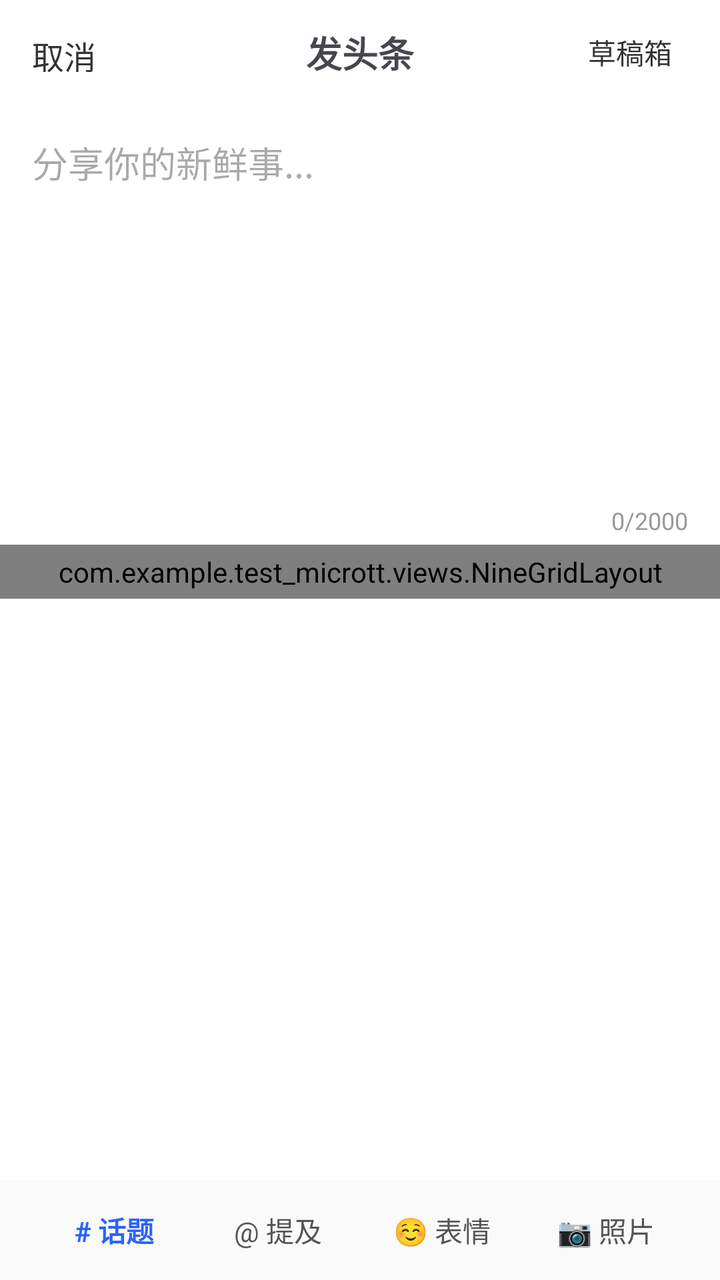
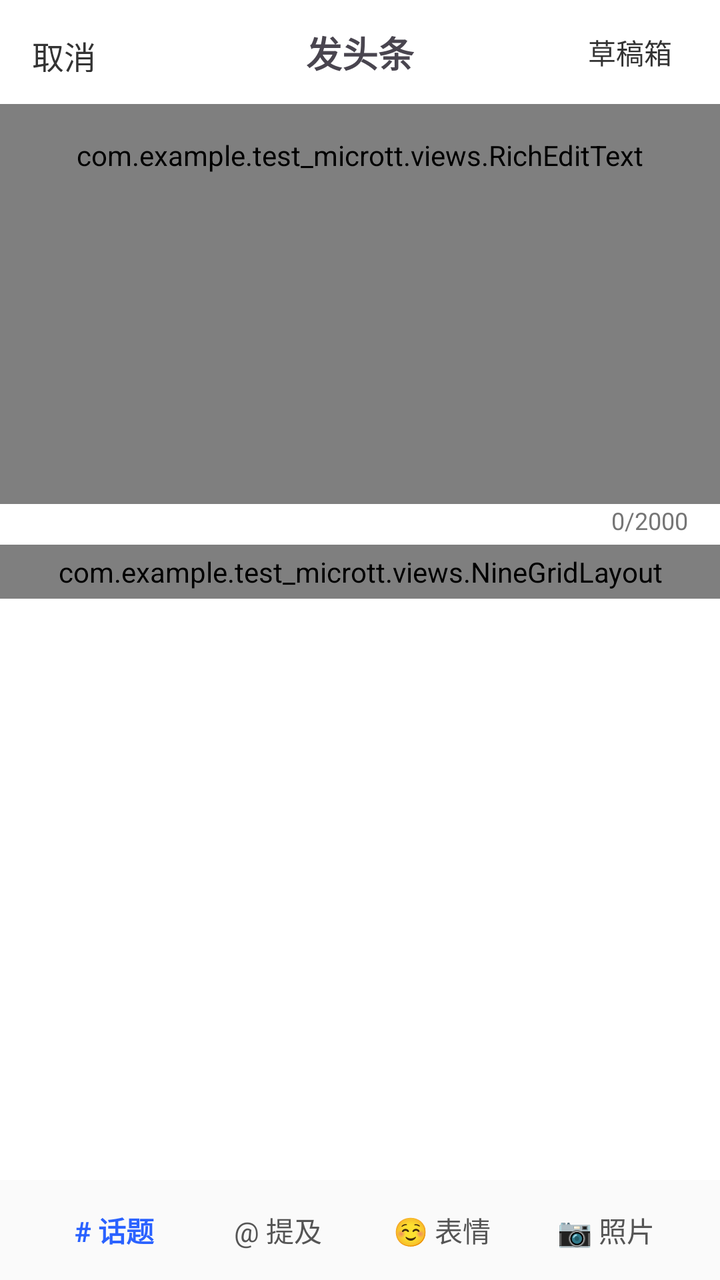

Compare the two renders of this Android layout. The source of the first and the diff that turns it into the second are given below.
<!-- AndroidManifest.xml: application theme Theme.Test_microTT -->
<!-- res/layout/activity_main.xml -->
<?xml version="1.0" encoding="utf-8"?>
<androidx.coordinatorlayout.widget.CoordinatorLayout
    xmlns:android="http://schemas.android.com/apk/res/android"
    xmlns:app="http://schemas.android.com/apk/res-auto"
    xmlns:tools="http://schemas.android.com/tools"
    android:id="@+id/main"
    android:layout_width="match_parent"
    android:layout_height="match_parent"
    android:background="#FFFFFF"
    tools:context=".view.MainActivity">

    <androidx.constraintlayout.widget.ConstraintLayout
        android:layout_width="match_parent"
        android:layout_height="match_parent">

        
        <androidx.constraintlayout.widget.ConstraintLayout
            android:id="@+id/mai"
            android:layout_width="match_parent"
            android:layout_height="@dimen/wtt_topbar_height"
            app:layout_constraintTop_toTopOf="parent">

            <TextView
                android:id="@+id/btn_back"
                android:layout_width="wrap_content"
                android:layout_height="wrap_content"
                android:padding="@dimen/wtt_spacing_standard"
                android:text="@string/wtt_btn_cancel"
                android:textSize="16sp"
                android:textColor="#333333"
                app:layout_constraintBottom_toBottomOf="parent"
                app:layout_constraintStart_toStartOf="parent"
                app:layout_constraintTop_toTopOf="parent" />

            <TextView
                android:id="@+id/tv_title"
                android:layout_width="wrap_content"
                android:layout_height="wrap_content"
                android:text="@string/wtt_title_publish"
                android:textSize="18sp"
                android:textStyle="bold"
                app:layout_constraintBottom_toBottomOf="parent"
                app:layout_constraintEnd_toEndOf="parent"
                app:layout_constraintStart_toStartOf="parent"
                app:layout_constraintTop_toTopOf="parent" />

            
            <TextView
                android:id="@+id/btn_draft_box"
                android:layout_width="wrap_content"
                android:layout_height="wrap_content"
                android:paddingHorizontal="8dp"
                android:paddingVertical="4dp"
                android:layout_marginEnd="@dimen/wtt_spacing_standard"
                android:text="@string/wtt_btn_draft_box"
                android:textSize="14sp"
                android:textColor="#333333"
                app:layout_constraintBottom_toBottomOf="parent"
                app:layout_constraintEnd_toEndOf="parent"
                app:layout_constraintTop_toTopOf="parent" />

            
            <Button
                android:id="@+id/btn_publish"
                android:layout_width="wrap_content"
                android:layout_height="wrap_content"
                android:text="@string/wtt_btn_publish"
                android:enabled="false"
                android:visibility="gone"
                android:layout_marginEnd="@dimen/wtt_spacing_standard"
                app:layout_constraintBottom_toBottomOf="parent"
                app:layout_constraintEnd_toEndOf="parent"
                app:layout_constraintTop_toTopOf="parent" />
        </androidx.constraintlayout.widget.ConstraintLayout>

        
        <ScrollView
            android:id="@+id/kta"
            android:layout_width="match_parent"
            android:layout_height="0dp"
            app:layout_constraintBottom_toTopOf="@id/formatting_toolbar_container"
            app:layout_constraintTop_toBottomOf="@id/mai">

            <LinearLayout
                android:id="@+id/kt_"
                android:layout_width="match_parent"
                android:layout_height="wrap_content"
                android:orientation="vertical"
                android:paddingBottom="15dp">

                <EditText
                    android:id="@+id/ktg"
                    android:layout_width="match_parent"
                    android:layout_height="wrap_content"
                    android:minHeight="@dimen/wtt_input_min_height"
                    android:padding="@dimen/wtt_spacing_standard"
                    android:background="@null"
                    android:gravity="top|start"
                    android:hint="@string/wtt_hint_input"
                    android:inputType="textMultiLine" />

                
                <TextView
                    android:id="@+id/tv_char_count"
                    android:layout_width="match_parent"
                    android:layout_height="wrap_content"
                    android:gravity="end"
                    android:paddingHorizontal="@dimen/wtt_spacing_standard"
                    android:paddingBottom="4dp"
                    android:text="@string/wtt_char_count_placeholder"
                    android:textSize="12sp"
                    android:textColor="#999999" />

                
                <com.example.test_micrott.views.NineGridLayout
                    android:id="@+id/grid_image_container"
                    android:layout_width="match_parent"
                    android:layout_height="wrap_content"
                    android:paddingHorizontal="@dimen/wtt_spacing_standard"
                    android:paddingVertical="4dp" />

            </LinearLayout>
        </ScrollView>

        
        <LinearLayout
            android:id="@+id/formatting_toolbar_container"
            android:layout_width="match_parent"
            android:layout_height="36dp"
            android:orientation="horizontal"
            android:background="#F5F5F5"
            android:gravity="center_vertical"
            android:paddingHorizontal="@dimen/wtt_spacing_standard"
            android:visibility="gone"
            app:layout_constraintBottom_toTopOf="@id/bottom_toolbar_container">

            <TextView
                android:id="@+id/bar_bold"
                android:layout_width="0dp"
                android:layout_height="match_parent"
                android:layout_weight="1"
                android:gravity="center"
                android:text="B"
                android:textStyle="bold"
                android:textSize="16sp"
                android:textColor="#555555"
                android:background="?attr/selectableItemBackground" />

            <TextView
                android:id="@+id/bar_italic"
                android:layout_width="0dp"
                android:layout_height="match_parent"
                android:layout_weight="1"
                android:gravity="center"
                android:text="I"
                android:textStyle="italic"
                android:textSize="16sp"
                android:textColor="#555555"
                android:background="?attr/selectableItemBackground" />

            <TextView
                android:id="@+id/bar_color"
                android:layout_width="0dp"
                android:layout_height="match_parent"
                android:layout_weight="1"
                android:gravity="center"
                android:text="A"
                android:textSize="16sp"
                android:textColor="#555555"
                android:background="?attr/selectableItemBackground" />
        </LinearLayout>

        
        <LinearLayout
            android:id="@+id/bottom_toolbar_container"
            android:layout_width="match_parent"
            android:layout_height="50dp"
            android:orientation="horizontal"
            android:background="#FAFAFA"
            android:gravity="center_vertical"
            android:paddingHorizontal="@dimen/wtt_spacing_standard"
            app:layout_constraintBottom_toBottomOf="parent">

            <TextView
                android:id="@+id/bar_topic"
                android:layout_width="0dp"
                android:layout_height="match_parent"
                android:layout_weight="1"
                android:gravity="center"
                android:text="# 话题"
                android:textColor="#2A62FF"
                android:textStyle="bold" />

            <TextView
                android:id="@+id/bar_mention"
                android:layout_width="0dp"
                android:layout_height="match_parent"
                android:layout_weight="1"
                android:gravity="center"
                android:text="@ 提及"
                android:textColor="#555555" />

            <TextView
                android:id="@+id/bar_emoji"
                android:layout_width="0dp"
                android:layout_height="match_parent"
                android:layout_weight="1"
                android:gravity="center"
                android:text="☺ 表情"
                android:textColor="#555555" />

            <TextView
                android:id="@+id/bar_photo"
                android:layout_width="0dp"
                android:layout_height="match_parent"
                android:layout_weight="1"
                android:gravity="center"
                android:text="📷 照片"
                android:textColor="#555555" />
        </LinearLayout>

    </androidx.constraintlayout.widget.ConstraintLayout>

    
    <LinearLayout
        android:id="@+id/progressBarOverlay"
        android:layout_width="match_parent"
        android:layout_height="match_parent"
        android:orientation="vertical"
        android:gravity="center"
        android:background="#CCFFFFFF"
        android:visibility="gone">

        <TextView
            android:id="@+id/tv_upload_status"
            android:layout_width="wrap_content"
            android:layout_height="wrap_content"
            android:text="准备发布..."
            android:textSize="15sp"
            android:textColor="#333333"
            android:layout_marginBottom="16dp" />

        <ProgressBar
            android:id="@+id/pb_upload_progress"
            style="@android:style/Widget.ProgressBar.Horizontal"
            android:layout_width="240dp"
            android:layout_height="8dp"
            android:progress="0"
            android:max="100"
            android:progressTint="#F85149"
            android:progressBackgroundTint="#E0E0E0" />

        <TextView
            android:id="@+id/tv_upload_percent"
            android:layout_width="wrap_content"
            android:layout_height="wrap_content"
            android:text="0%"
            android:textSize="13sp"
            android:textColor="#888888"
            android:layout_marginTop="8dp" />

    </LinearLayout>

    
    <LinearLayout
        android:id="@+id/successOverlay"
        android:layout_width="match_parent"
        android:layout_height="match_parent"
        android:orientation="vertical"
        android:gravity="center"
        android:background="#FFFFFF"
        android:visibility="gone"
        android:clickable="true"
        android:focusable="true">

        
        <TextView
            android:layout_width="72dp"
            android:layout_height="72dp"
            android:gravity="center"
            android:text="✓"
            android:textSize="36sp"
            android:textColor="#FFFFFF"
            android:background="@drawable/success_circle_bg"
            android:layout_marginBottom="20dp" />

        <TextView
            android:id="@+id/tv_success_title"
            android:layout_width="wrap_content"
            android:layout_height="wrap_content"
            android:text="@string/wtt_publish_success_title"
            android:textSize="22sp"
            android:textStyle="bold"
            android:textColor="#333333"
            android:layout_marginBottom="24dp" />

        
        <LinearLayout
            android:layout_width="match_parent"
            android:layout_height="wrap_content"
            android:orientation="vertical"
            android:background="#F8F8F8"
            android:layout_marginHorizontal="32dp"
            android:padding="16dp"
            android:layout_marginBottom="32dp">

            <TextView
                android:id="@+id/tv_success_text"
                android:layout_width="match_parent"
                android:layout_height="wrap_content"
                android:textSize="15sp"
                android:textColor="#333333"
                android:maxLines="4"
                android:ellipsize="end"
                android:lineSpacingExtra="4dp" />

            <TextView
                android:id="@+id/tv_success_images"
                android:layout_width="match_parent"
                android:layout_height="wrap_content"
                android:gravity="end"
                android:textSize="13sp"
                android:textColor="#999999"
                android:layout_marginTop="10dp" />

        </LinearLayout>

        
        <LinearLayout
            android:layout_width="match_parent"
            android:layout_height="wrap_content"
            android:orientation="horizontal"
            android:gravity="center"
            android:paddingHorizontal="32dp">

            <Button
                android:id="@+id/btn_success_continue"
                android:layout_width="0dp"
                android:layout_height="44dp"
                android:layout_weight="1"
                android:text="@string/wtt_btn_continue_publish"
                android:textSize="16sp"
                android:textColor="#F85149"
                android:backgroundTint="#FFFFFF"
                android:layout_marginEnd="12dp" />

            <Button
                android:id="@+id/btn_success_back"
                android:layout_width="0dp"
                android:layout_height="44dp"
                android:layout_weight="1"
                android:text="@string/wtt_btn_back_home"
                android:textSize="16sp"
                android:textColor="#FFFFFF"
                android:backgroundTint="#F85149" />

        </LinearLayout>
    </LinearLayout>

</androidx.coordinatorlayout.widget.CoordinatorLayout>
<!-- resources referenced by this layout -->
<resources>
  <dimen name="wtt_input_min_height">200dp</dimen>
  <dimen name="wtt_spacing_standard">16dp</dimen>
  <dimen name="wtt_topbar_height">52dp</dimen>
  <!-- drawable success_circle_bg (drawable) -->
  <?xml version="1.0" encoding="utf-8"?>
  <shape xmlns:android="http://schemas.android.com/apk/res/android"
      android:shape="oval">
      <solid android:color="#4CAF50" />
  </shape>
  <string name="wtt_btn_back_home">返回</string>
  <string name="wtt_btn_cancel">取消</string>
  <string name="wtt_btn_continue_publish">继续发布</string>
  <string name="wtt_btn_draft_box">草稿箱</string>
  <string name="wtt_btn_publish">发布</string>
  <string name="wtt_char_count_placeholder">0/2000</string>
  <string name="wtt_hint_input">分享你的新鲜事...</string>
  <string name="wtt_publish_success_title">发布成功</string>
  <string name="wtt_title_publish">发头条</string>
  <style name="Theme.Test_microTT" parent="Base.Theme.Test_microTT" />
  <style name="Base.Theme.Test_microTT" parent="Theme.Material3.DayNight.NoActionBar">
          
          
      </style>
</resources>

<!-- the commit's change to res/layout/activity_main.xml (unified diff, before → after) -->
@@ -6,8 +6,10 @@
     android:id="@+id/main"
     android:layout_width="match_parent"
     android:layout_height="match_parent"
+    android:layout_marginTop="?android:attr/actionBarSize"
     android:background="#FFFFFF"
-    tools:context=".view.MainActivity">
+    android:fitsSystemWindows="true"
+    tools:context=".views.MainActivity">
 
     <androidx.constraintlayout.widget.ConstraintLayout
         android:layout_width="match_parent"
@@ -88,7 +90,7 @@
                 android:orientation="vertical"
                 android:paddingBottom="15dp">
 
-                <EditText
+                <com.example.test_micrott.views.RichEditText
                     android:id="@+id/ktg"
                     android:layout_width="match_parent"
                     android:layout_height="wrap_content"
@@ -97,7 +99,10 @@
                     android:background="@null"
                     android:gravity="top|start"
                     android:hint="@string/wtt_hint_input"
-                    android:inputType="textMultiLine" />
+                    android:textColor="#333333"
+                    android:inputType="textMultiLine"
+                    android:autofillHints="text"
+                    tools:ignore="TextFieldSize" />
 
                 
                 <TextView
@@ -109,7 +114,7 @@
                     android:paddingBottom="4dp"
                     android:text="@string/wtt_char_count_placeholder"
                     android:textSize="12sp"
-                    android:textColor="#999999" />
+                    android:textColor="#757575" />
 
                 
                 <com.example.test_micrott.views.NineGridLayout
@@ -140,7 +145,7 @@
                 android:layout_height="match_parent"
                 android:layout_weight="1"
                 android:gravity="center"
-                android:text="B"
+                android:text="@string/wtt_fmt_bold"
                 android:textStyle="bold"
                 android:textSize="16sp"
                 android:textColor="#555555"
@@ -152,7 +157,7 @@
                 android:layout_height="match_parent"
                 android:layout_weight="1"
                 android:gravity="center"
-                android:text="I"
+                android:text="@string/wtt_fmt_italic"
                 android:textStyle="italic"
                 android:textSize="16sp"
                 android:textColor="#555555"
@@ -164,10 +169,11 @@
                 android:layout_height="match_parent"
                 android:layout_weight="1"
                 android:gravity="center"
-                android:text="A"
+                android:text="@string/wtt_fmt_color"
                 android:textSize="16sp"
                 android:textColor="#555555"
                 android:background="?attr/selectableItemBackground" />
+
         </LinearLayout>
 
         
@@ -187,7 +193,7 @@
                 android:layout_height="match_parent"
                 android:layout_weight="1"
                 android:gravity="center"
-                android:text="# 话题"
+                android:text="@string/wtt_bar_topic"
                 android:textColor="#2A62FF"
                 android:textStyle="bold" />
 
@@ -197,7 +203,7 @@
                 android:layout_height="match_parent"
                 android:layout_weight="1"
                 android:gravity="center"
-                android:text="@ 提及"
+                android:text="@string/wtt_bar_mention"
                 android:textColor="#555555" />
 
             <TextView
@@ -206,7 +212,7 @@
                 android:layout_height="match_parent"
                 android:layout_weight="1"
                 android:gravity="center"
-                android:text="☺ 表情"
+                android:text="@string/wtt_bar_emoji"
                 android:textColor="#555555" />
 
             <TextView
@@ -215,7 +221,7 @@
                 android:layout_height="match_parent"
                 android:layout_weight="1"
                 android:gravity="center"
-                android:text="📷 照片"
+                android:text="@string/wtt_bar_photo"
                 android:textColor="#555555" />
         </LinearLayout>
 
@@ -235,7 +241,7 @@
             android:id="@+id/tv_upload_status"
             android:layout_width="wrap_content"
             android:layout_height="wrap_content"
-            android:text="准备发布..."
+            android:text="@string/wtt_upload_preparing"
             android:textSize="15sp"
             android:textColor="#333333"
             android:layout_marginBottom="16dp" />
@@ -254,7 +260,7 @@
             android:id="@+id/tv_upload_percent"
             android:layout_width="wrap_content"
             android:layout_height="wrap_content"
-            android:text="0%"
+            android:text="@string/wtt_upload_percent_zero"
             android:textSize="13sp"
             android:textColor="#888888"
             android:layout_marginTop="8dp" />
@@ -278,7 +284,7 @@
             android:layout_width="72dp"
             android:layout_height="72dp"
             android:gravity="center"
-            android:text="✓"
+            android:text="@string/wtt_success_check"
             android:textSize="36sp"
             android:textColor="#FFFFFF"
             android:background="@drawable/success_circle_bg"
@@ -331,10 +337,12 @@
             android:layout_height="wrap_content"
             android:orientation="horizontal"
             android:gravity="center"
-            android:paddingHorizontal="32dp">
+            android:paddingHorizontal="32dp"
+            style="?android:attr/buttonBarStyle">
 
             <Button
                 android:id="@+id/btn_success_continue"
+                style="?android:attr/buttonBarButtonStyle"
                 android:layout_width="0dp"
                 android:layout_height="44dp"
                 android:layout_weight="1"
@@ -346,6 +354,7 @@
 
             <Button
                 android:id="@+id/btn_success_back"
+                style="?android:attr/buttonBarButtonStyle"
                 android:layout_width="0dp"
                 android:layout_height="44dp"
                 android:layout_weight="1"
<!-- resource entries referenced after the edit -->
@@ -9,15 +9,25 @@
       android:shape="oval">
       <solid android:color="#4CAF50" />
   </shape>
+  <string name="wtt_bar_emoji">☺ 表情</string>
+  <string name="wtt_bar_mention">@ 提及</string>
+  <string name="wtt_bar_photo">📷 照片</string>
+  <string name="wtt_bar_topic"># 话题</string>
   <string name="wtt_btn_back_home">返回</string>
   <string name="wtt_btn_cancel">取消</string>
   <string name="wtt_btn_continue_publish">继续发布</string>
   <string name="wtt_btn_draft_box">草稿箱</string>
   <string name="wtt_btn_publish">发布</string>
   <string name="wtt_char_count_placeholder">0/2000</string>
+  <string name="wtt_fmt_bold">B</string>
+  <string name="wtt_fmt_color">A</string>
+  <string name="wtt_fmt_italic">I</string>
   <string name="wtt_hint_input">分享你的新鲜事...</string>
   <string name="wtt_publish_success_title">发布成功</string>
+  <string name="wtt_success_check">✓</string>
   <string name="wtt_title_publish">发头条</string>
+  <string name="wtt_upload_percent_zero">0%</string>
+  <string name="wtt_upload_preparing">准备发布…</string>
   <style name="Theme.Test_microTT" parent="Base.Theme.Test_microTT" />
   <style name="Base.Theme.Test_microTT" parent="Theme.Material3.DayNight.NoActionBar">
           
